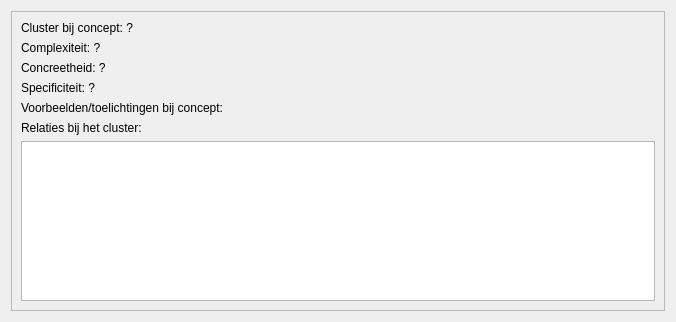
Qt form qtconceptmapratedconceptdialog.ui (richelbilderbeek/QtConceptMap) before a commit.
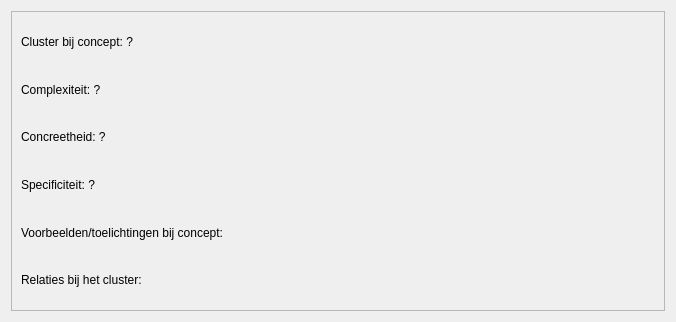
The same form after that commit.

Commit message: Improve display using HTML and QLabel with wordwrap, progress #156

```diff
--- a/qtconceptmapratedconceptdialog.ui
+++ b/qtconceptmapratedconceptdialog.ui
@@ -74,40 +74,6 @@
         </property>
        </widget>
       </item>
-      <item>
-       <widget class="QListWidget" name="list_cluster_relations">
-        <property name="sizePolicy">
-         <sizepolicy hsizetype="Preferred" vsizetype="Expanding">
-          <horstretch>0</horstretch>
-          <verstretch>0</verstretch>
-         </sizepolicy>
-        </property>
-        <property name="frameShadow">
-         <enum>QFrame::Plain</enum>
-        </property>
-        <property name="verticalScrollBarPolicy">
-         <enum>Qt::ScrollBarAsNeeded</enum>
-        </property>
-        <property name="horizontalScrollBarPolicy">
-         <enum>Qt::ScrollBarAlwaysOff</enum>
-        </property>
-        <property name="sizeAdjustPolicy">
-         <enum>QAbstractScrollArea::AdjustToContents</enum>
-        </property>
-        <property name="alternatingRowColors">
-         <bool>true</bool>
-        </property>
-        <property name="textElideMode">
-         <enum>Qt::ElideNone</enum>
-        </property>
-        <property name="resizeMode">
-         <enum>QListView::Adjust</enum>
-        </property>
-        <property name="wordWrap">
-         <bool>true</bool>
-        </property>
-       </widget>
-      </item>
      </layout>
     </widget>
    </item>
```
The commit also changes 2 other files.
